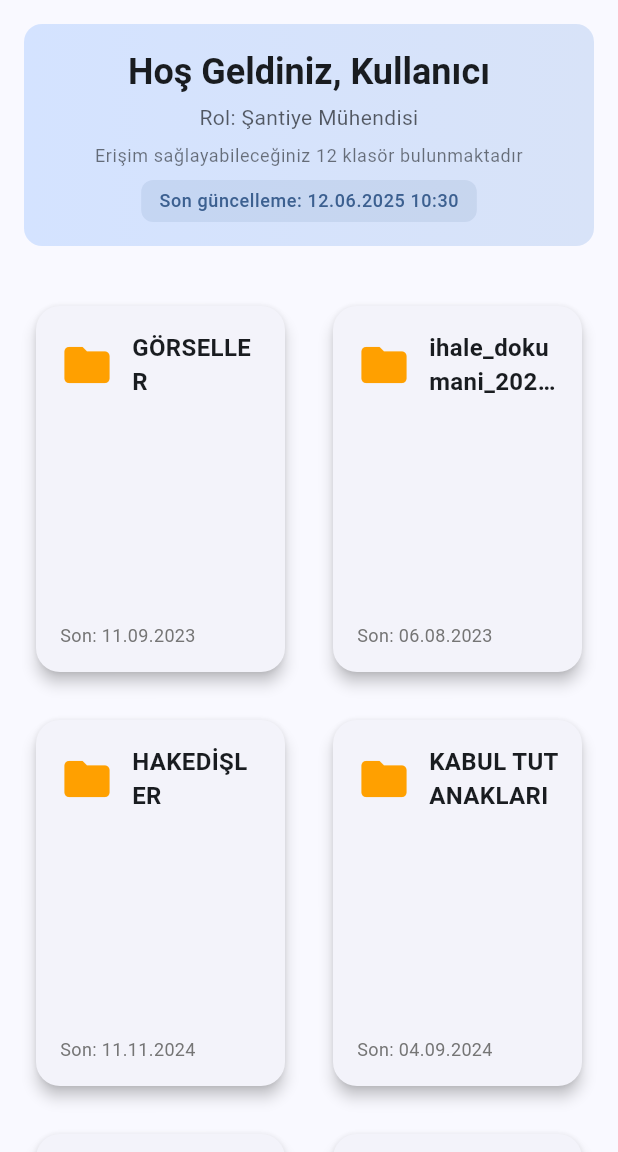
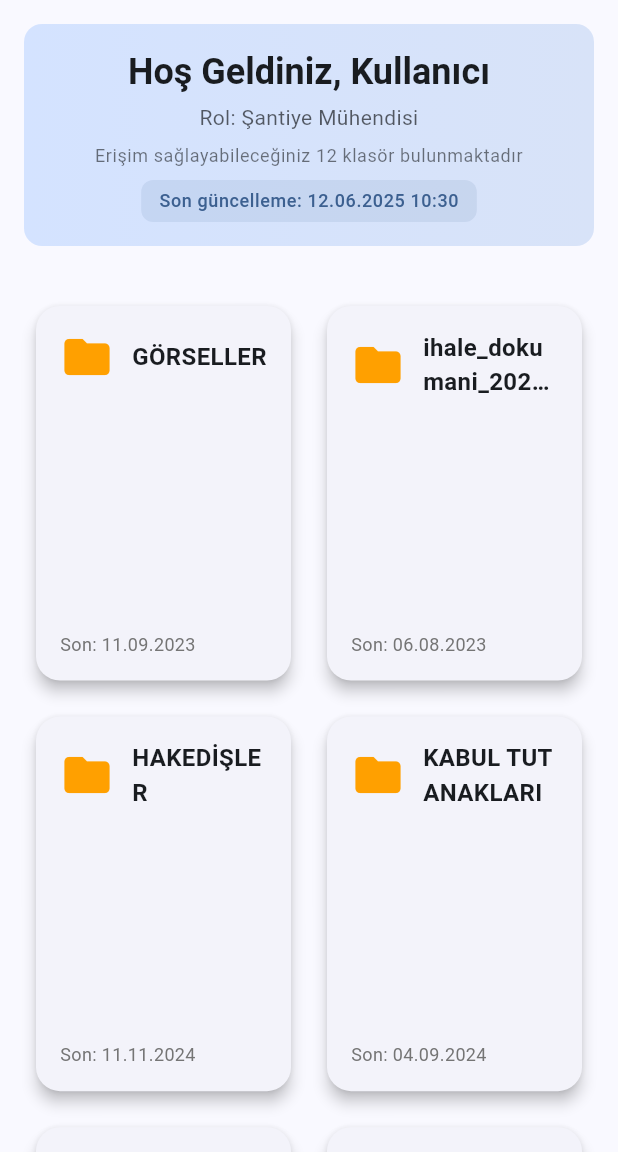
Before and after one commit to smebes/santiye, a Flutter app: the screen it shows after launch, after a tap on "Sisteme Giriş Yap", on a phone screen of 412 x 824 dp, the part 84-1236 px from its top. Run offline on Flutter 3.47's test engine with Material 3 defaults, Android fonts, the light colour scheme and no system bars; missing offline and left inert: dart:html, syncfusion_flutter_pdfviewer; accounts and stored records are empty.

Commit message:
GridView bileşeninin sütun sayısı masaüstü ve tablet platformları için güncellendi. Ayrıca, dosya uzantılarına göre PDF görüntüleme işlevselliği eklendi.

```diff
--- a/lib/pages/document_dashboard.dart
+++ b/lib/pages/document_dashboard.dart
@@ -175,18 +175,18 @@ class DocumentDashboard extends StatelessWidget {
                           gridDelegate: SliverGridDelegateWithFixedCrossAxisCount(
                             crossAxisCount:
                                 isDesktop
-                                    ? 6
+                                    ? 5
                                     : isTablet
                                     ? 3
                                     : 2,
                             childAspectRatio:
                                 isDesktop
-                                    ? 0.9
+                                    ? 1
                                     : isTablet
                                     ? 0.8
                                     : 0.7,
-                            crossAxisSpacing: isDesktop ? 20 : 16,
-                            mainAxisSpacing: isDesktop ? 20 : 16,
+                            crossAxisSpacing: isDesktop ? 12 : 8,
+                            mainAxisSpacing: isDesktop ? 12 : 8,
                           ),
                           itemCount: filteredFolders.length,
                           itemBuilder: (context, index) {
```
Also changed, not shown: lib/pages/folder_contents_page.dart (+7 -1 lines).
